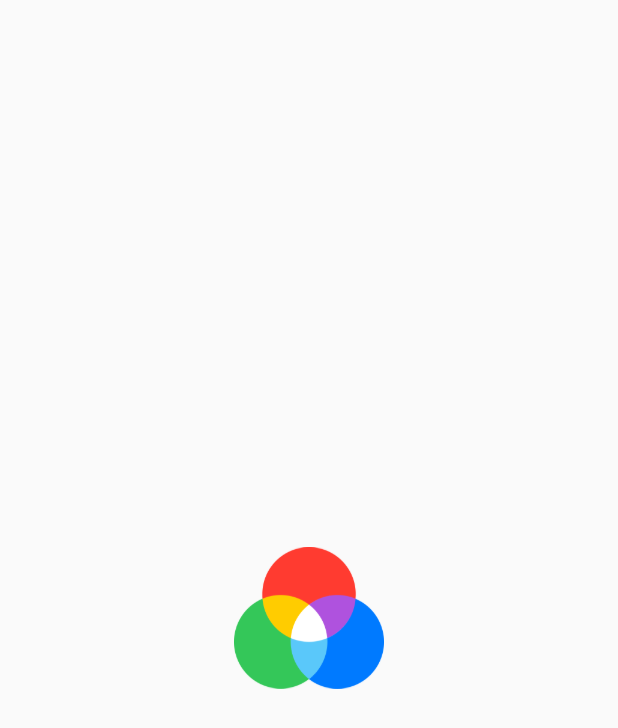
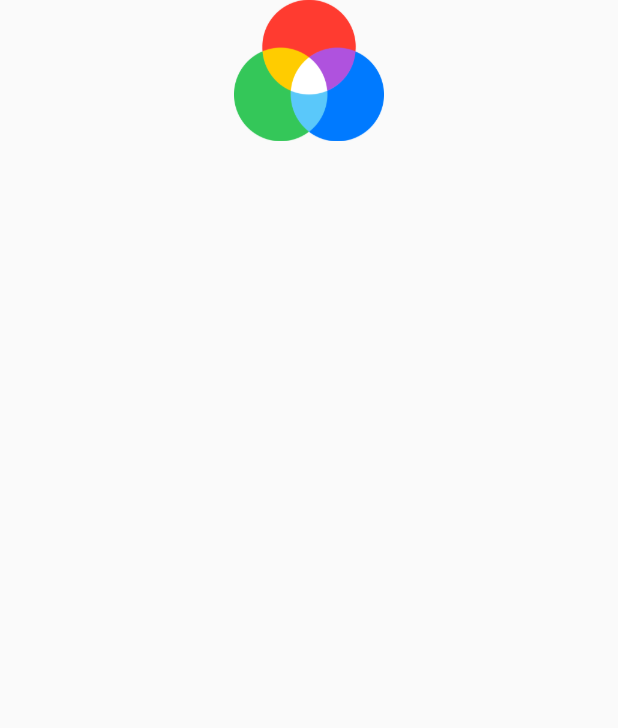
Before and after one commit to SeokJingu/project, a Flutter app: the SplashPage screen opened directly, on a phone screen of 412 x 824 dp. Shown: the top 728 px of the screen. Run offline on Flutter 3.47's test engine with Material 2 defaults, Android fonts, the phone set to English and light mode, and no system bars.

```diff
--- a/lib/splash_page.dart
+++ b/lib/splash_page.dart
@@ -1,7 +1,7 @@
 // ignore_for_file: use_key_in_widget_constructors
 
 import 'package:flutter/material.dart';
-import 'package:project/google_demo.dart';
+import 'package:project/login_page.dart';
 
 class SplashPage extends StatefulWidget {
   // const SplashPage({Key: key}) : super(key: key);
@@ -19,10 +19,7 @@ class _SplashPageState extends State<SplashPage> {
       // ignore: use_build_context_synchronously
       Navigator.push(
         context,
-        MaterialPageRoute(
-            builder: (context) => const MyHomePage(
-                  title: '',
-                )),
+        MaterialPageRoute(builder: (context) => loginpage()),
       );
     });
     super.initState();
@@ -32,9 +29,12 @@ class _SplashPageState extends State<SplashPage> {
     return Scaffold(
       body: Center(
         child: Column(
-          mainAxisAlignment: MainAxisAlignment.center,
+          //mainAxisAlignment: MainAxisAlignment.center,
           children: <Widget>[
-            Image.asset('image/logo.png', width: 100, height: 100),
+            Image.asset(
+              'image/logo.png',
+              width: 100, /*height: 100*/
+            ),
           ],
         ),
       ),
```
Also changed, not shown: pubspec.lock.
